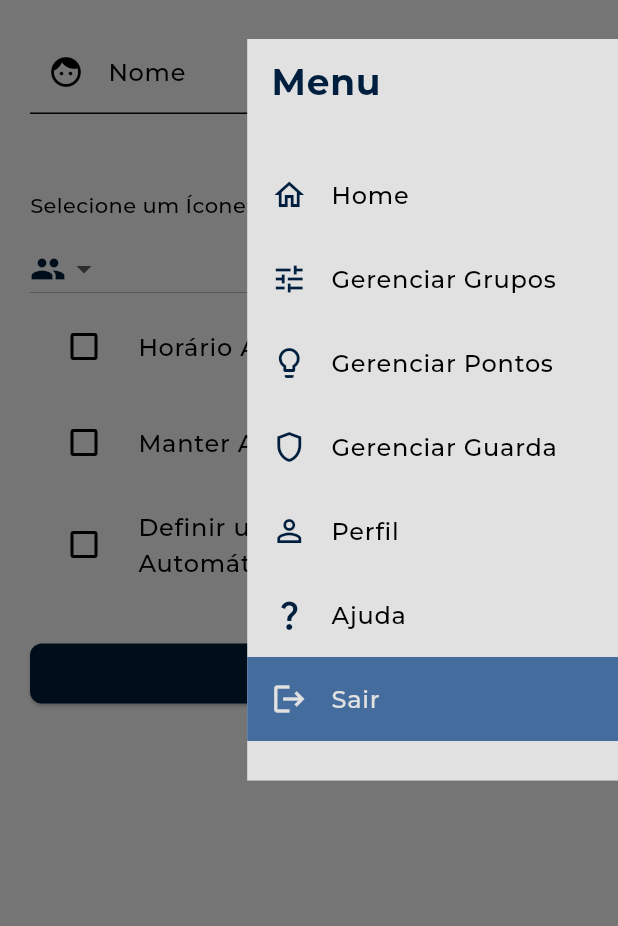
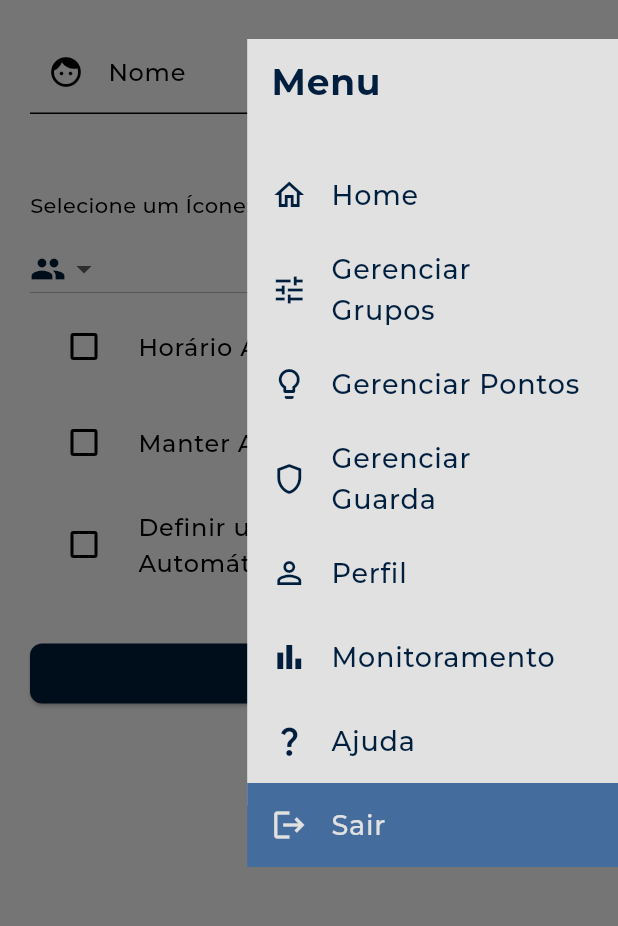
Before and after one commit to jacrifla/app_atalaia, a Flutter app: the CreateGroupScreen screen opened directly, with the side drawer open, on a phone screen of 412 x 824 dp, the part 84-1010 px from its top. Run offline on Flutter 3.47's test engine with Material 3 defaults, Android fonts, the phone set to English and light mode, and no system bars; our stand-ins replace dio, get_storage; accounts and stored records are empty; project files that could hold a hidden picture were left out.

Commit message:
add monitoramento, confirmacao

```diff
--- a/lib/widgets/menu.dart
+++ b/lib/widgets/menu.dart
@@ -1,11 +1,31 @@
-// ignore_for_file: prefer_const_constructors
 import 'package:flutter/material.dart';
+
+import '../screens/confirmation_screen.dart';
 
 class MenuDrawer extends StatelessWidget {
   const MenuDrawer({super.key});
 
+  void showConfirmationDialog(
+      BuildContext context, String question, VoidCallback onConfirm) {
+    showDialog(
+      context: context,
+      builder: (BuildContext context) {
+        return ConfirmationScreen(
+          question: question,
+          onConfirm: onConfirm,
+        );
+      },
+    );
+  }
+
   void logout(BuildContext context) {
-    Navigator.pushReplacementNamed(context, '/');
+    showConfirmationDialog(
+      context,
+      'Tem certeza que deseja sair?',
+      () {
+        Navigator.pushReplacementNamed(context, '/');
+      },
+    );
   }
 
   @override
@@ -16,10 +36,11 @@ class MenuDrawer extends StatelessWidget {
       mainAxisAlignment: MainAxisAlignment.start,
       children: <Widget>[
         // Espaçamento no topo do Drawer
-        SizedBox(height: 82),
+        const SizedBox(height: 82),
         Container(
           width: MediaQuery.of(context).size.width * 0.6,
-          height: screenHeight * 0.6,
+          // altura do menu
+          height: screenHeight * 0.62,
           color: Theme.of(context).colorScheme.background,
           child: Column(
             children: <Widget>[
@@ -33,45 +54,52 @@ class MenuDrawer extends StatelessWidget {
                   ),
                 ),
               ),
-              SizedBox(height: 20),
+              const SizedBox(height: 20),
               ItemMenu(
                 label: 'Home',
-                icon: Icon(Icons.home_outlined),
+                icon: const Icon(Icons.home_outlined),
                 onTap: () {
                   Navigator.pushNamed(context, '/home');
                 },
               ),
               ItemMenu(
                 label: 'Gerenciar Grupos',
-                icon: Icon(Icons.tune),
+                icon: const Icon(Icons.tune),
                 onTap: () {
                   Navigator.pushNamed(context, '/group_switch');
                 },
               ),
               ItemMenu(
                 label: 'Gerenciar Pontos',
-                icon: Icon(Icons.lightbulb_outline),
+                icon: const Icon(Icons.lightbulb_outline),
                 onTap: () {
                   Navigator.pushNamed(context, '/switch');
                 },
               ),
               ItemMenu(
                 label: 'Gerenciar Guarda',
-                icon: Icon(Icons.shield_outlined),
+                icon: const Icon(Icons.shield_outlined),
                 onTap: () {
                   Navigator.pushNamed(context, '/guard');
                 },
               ),
               ItemMenu(
                 label: 'Perfil',
-                icon: Icon(Icons.person_outline),
+                icon: const Icon(Icons.person_outline),
                 onTap: () {
                   Navigator.pushNamed(context, '/perfil');
                 },
               ),
               ItemMenu(
+                label: 'Monitoramento',
+                icon: const Icon(Icons.bar_chart_outlined),
+                onTap: () {
+                  Navigator.pushNamed(context, '/monitor');
+                },
+              ),
+              ItemMenu(
                 label: 'Ajuda',
-                icon: Icon(Icons.question_mark_outlined),
+                icon: const Icon(Icons.question_mark_outlined),
                 onTap: () {
                   Navigator.pushNamed(context, '/help');
                 },
@@ -80,7 +108,7 @@ class MenuDrawer extends StatelessWidget {
                 color: Theme.of(context).colorScheme.onSecondary,
                 child: ItemMenu(
                   label: 'Sair',
-                  colorText: Theme.of(context).colorScheme.background,
+                  color: Theme.of(context).colorScheme.background,
                   icon: Icon(
                     Icons.logout,
                     color: Theme.of(context).colorScheme.background,
@@ -103,27 +131,30 @@ class ItemMenu extends StatelessWidget {
   final Icon icon;
   final VoidCallback? onTap;
   final Color? tileColor;
-  final Color? colorText;
+  final Color? color;
 
   const ItemMenu({
     super.key,
     required this.label,
     required this.icon,
     this.tileColor,
-    this.colorText,
+    this.color,
     this.onTap,
   });
 
   @override
   Widget build(BuildContext context) {
     return ListTile(
-      tileColor: tileColor,
-      leading: icon,
-      iconColor: Theme.of(context).colorScheme.primary,
+      leading: Icon(
+        icon.icon,
+        color: color ?? Theme.of(context).colorScheme.primary,
+      ),
       title: Text(
         label,
         style: TextStyle(
-          color: colorText,
+          color: color ?? Theme.of(context).colorScheme.primary,
+          fontWeight: FontWeight.w400,
+          fontSize: 18,
         ),
       ),
       onTap: onTap,
```
